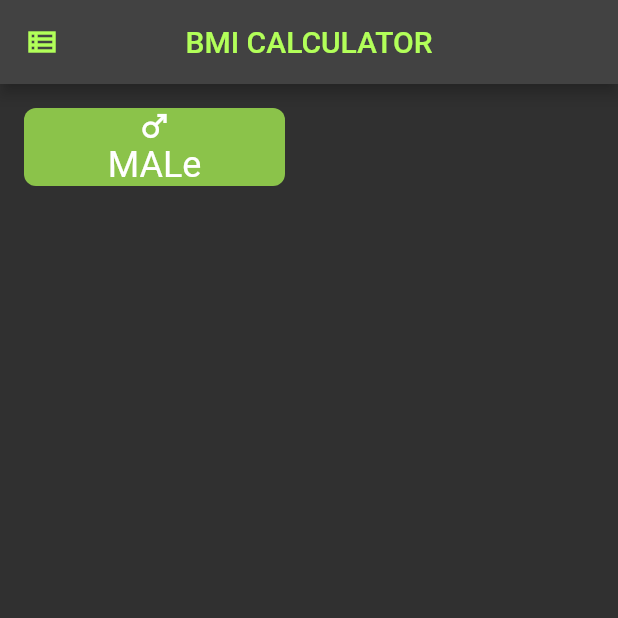
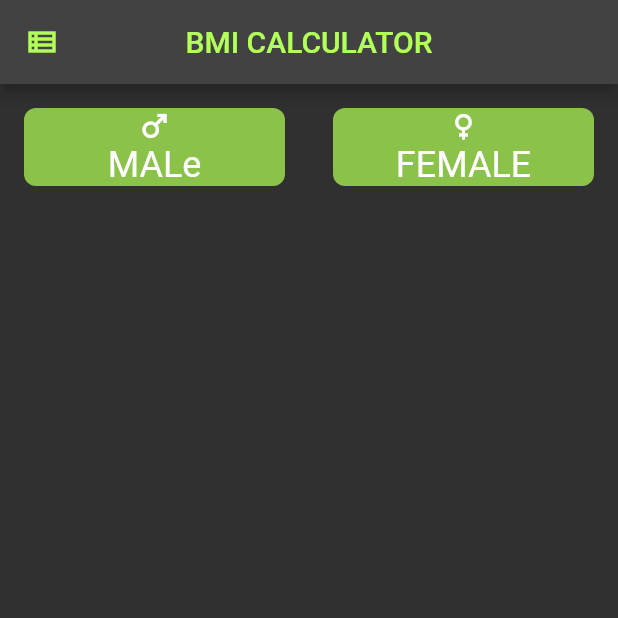
Before and after one commit to alaminrafiar/bmi_calculator, a Flutter app: the screen it shows after launch, on a phone screen of 412 x 824 dp, the top half of it. Run offline on Flutter 3.47's test engine with Material 2 defaults, Android fonts, the phone set to English and light mode, and no system bars.

Commit message:
add Female

```diff
--- a/lib/input_pages/input_page.dart
+++ b/lib/input_pages/input_page.dart
@@ -52,6 +52,14 @@ class _InputPageState extends State<InputPage> {
                     color: Colors.lightGreen,
                     borderRadius: BorderRadius.circular(8),
                   ),
+                  child: Column(
+                    children: const [
+                      Icon(Icons.female,size: 24,),
+                      Text("FEMALE",style: TextStyle(
+                        fontSize: 24,
+                      ),)
+                    ],
+                  ),
 
                 ),
               ),
```
